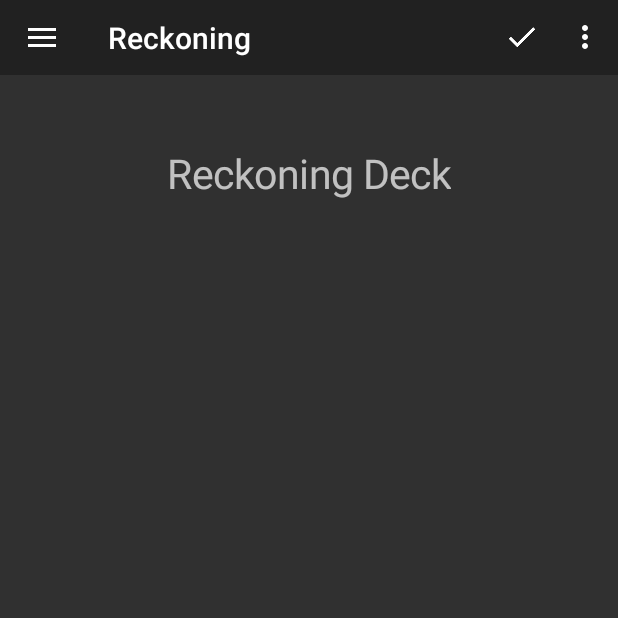
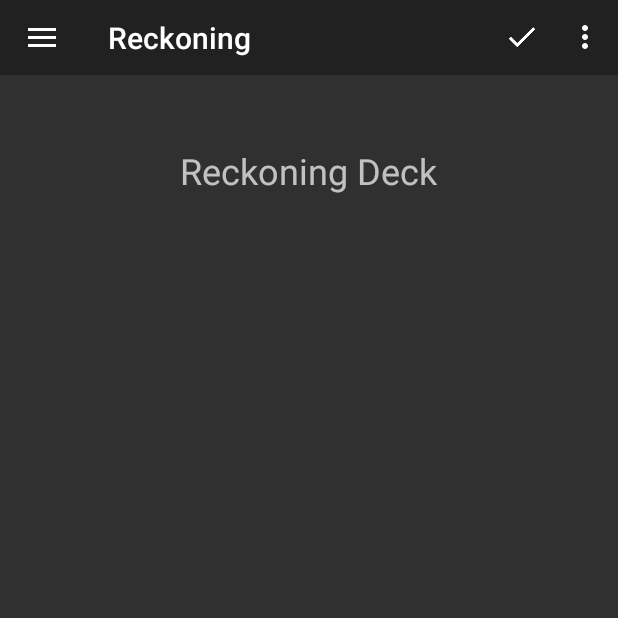
Before and after one commit to zingkg/arkham-horror-assistant, an Android app: the screen it shows after launch (MainActivity), after a tap on "Reckoning", on a phone screen of 412 x 824 dp, the top half of it. Run offline under Robolectric (Android 15) with nearby library versions, the phone set to English and light mode, and no system bars; 2 other taps on this screen came first.

Commit message:
Added additional text sizes as separate dimens xml files.

```diff
--- a/app/build.gradle
+++ b/app/build.gradle
@@ -8,8 +8,8 @@ android {
         applicationId "com.zingkg.arkhamhorrorassistant"
         minSdkVersion 16
         targetSdkVersion 24
-        versionCode 12
-        versionName "0.12"
+        versionCode 13
+        versionName "0.13"
     }
     buildTypes {
         release {
--- a/app/src/main/java/com/zingkg/arkhamhorrorassistant/app/fragments/CultEncounterFragment.java
+++ b/app/src/main/java/com/zingkg/arkhamhorrorassistant/app/fragments/CultEncounterFragment.java
@@ -38,20 +38,19 @@ public class CultEncounterFragment extends DeckFragment {
             getArguments().getString("entry", ""),
             getArguments().getString("expansionSet", "")
         );
-        TextView titleView = (TextView) view.findViewById(R.id.cult_encounter_title);
         if (card.lore.isEmpty() && card.entry.isEmpty()) {
             view.findViewById(R.id.cult_encounter_title_divider).setVisibility(View.INVISIBLE);
-            titleView.setTextSize(getTitleDimensionPixelSize());
         } else {
-            TextView loreText = (TextView) view.findViewById(R.id.cult_encounter_lore);
-            TextView entryText = (TextView) view.findViewById(R.id.cult_encounter_entry);
-            final float textSize = calculateCardTextSize(getScreenLength());
-            loreText.setText(Html.fromHtml(card.lore));
-            loreText.setTextSize(textSize);
-            entryText.setText(Html.fromHtml(card.entry));
-            entryText.setTextSize(textSize);
+            ((TextView) view.findViewById(R.id.cult_encounter_lore)).setText(
+                Html.fromHtml(card.lore)
+            );
+            ((TextView) view.findViewById(R.id.cult_encounter_entry)).setText(
+                Html.fromHtml(card.entry)
+            );
         }
-        titleView.setText(Html.fromHtml(card.title));
+        ((TextView) view.findViewById(R.id.cult_encounter_title)).setText(
+            Html.fromHtml(card.title)
+        );
     }
 
     @Override
--- a/app/src/main/java/com/zingkg/arkhamhorrorassistant/app/fragments/DeckFragment.java
+++ b/app/src/main/java/com/zingkg/arkhamhorrorassistant/app/fragments/DeckFragment.java
@@ -2,6 +2,7 @@ package com.zingkg.arkhamhorrorassistant.app.fragments;
 
 import android.app.Activity;
 import android.content.Context;
+import android.content.res.Resources;
 import android.graphics.Point;
 import android.support.v4.app.Fragment;
 import android.view.MenuItem;
@@ -28,18 +29,9 @@ public abstract class DeckFragment extends Fragment {
         mCallbacks = castDeckCallbacks(context);
     }
 
-    protected int getTitleDimensionPixelSize() {
-        return getResources().getDimensionPixelSize(R.dimen.title);
-    }
-
-    protected int getScreenLength() {
-        Point point = new Point();
-        getActivity().getWindowManager().getDefaultDisplay().getSize(point);
-        return point.y;
-    }
-
-    protected float calculateCardTextSize(int length) {
-        return length / 60F;
+    protected float getTitleDimensionPixelSize() {
+        Resources resources = getResources();
+        return resources.getDimension(R.dimen.title) / resources.getDisplayMetrics().density;
     }
 
     public interface DeckCallbacks {
--- a/app/src/main/java/com/zingkg/arkhamhorrorassistant/app/fragments/InnsmouthLookFragment.java
+++ b/app/src/main/java/com/zingkg/arkhamhorrorassistant/app/fragments/InnsmouthLookFragment.java
@@ -43,11 +43,7 @@ public class InnsmouthLookFragment extends DeckFragment {
             loreView.setTextSize(getTitleDimensionPixelSize());
             view.findViewById(R.id.innsmouth_divider).setVisibility(View.INVISIBLE);
         } else {
-            TextView entryText = (TextView) view.findViewById(R.id.innsmouth_entry);
-            final float textSize = calculateCardTextSize(getScreenLength());
-            loreView.setTextSize(textSize);
-            entryText.setTextSize(textSize);
-            entryText.setText(Html.fromHtml(card.entry));
+            ((TextView) view.findViewById(R.id.innsmouth_entry)).setText(Html.fromHtml(card.entry));
         }
         loreView.setText(Html.fromHtml(card.lore));
     }
--- a/app/src/main/java/com/zingkg/arkhamhorrorassistant/app/fragments/ReckoningFragment.java
+++ b/app/src/main/java/com/zingkg/arkhamhorrorassistant/app/fragments/ReckoningFragment.java
@@ -39,19 +39,15 @@ public class ReckoningFragment extends DeckFragment {
             getArguments().getString("entry", ""),
             getArguments().getString("expansionSet", "")
         );
-        TextView titleView = (TextView) view.findViewById(R.id.reckoning_title);
         if (card.entry.isEmpty()) {
-            titleView.setTextSize(getTitleDimensionPixelSize());
             ((LinearLayout) view.findViewById(R.id.reckoning_layout)).setGravity(
                 Gravity.CENTER_HORIZONTAL
             );
             view.findViewById(R.id.reckoning_divider).setVisibility(View.INVISIBLE);
         } else {
-            TextView entryText = (TextView) view.findViewById(R.id.reckoning_entry);
-            entryText.setText(Html.fromHtml(card.entry));
-            entryText.setTextSize(calculateCardTextSize(getScreenLength()));
+            ((TextView) view.findViewById(R.id.reckoning_entry)).setText(Html.fromHtml(card.entry));
         }
-        titleView.setText(Html.fromHtml(card.title));
+        ((TextView) view.findViewById(R.id.reckoning_title)).setText(Html.fromHtml(card.title));
     }
 
     @Override
--- a/app/src/main/res/layout/fragment_cult_encounter.xml
+++ b/app/src/main/res/layout/fragment_cult_encounter.xml
@@ -23,12 +23,14 @@
         android:layout_height="1dip" />
 
     <TextView android:id="@+id/cult_encounter_lore"
+        android:textSize="@dimen/card"
         android:padding="5dp"
         android:layout_margin="10dp"
         android:layout_width="wrap_content"
         android:layout_height="wrap_content" />
 
     <TextView android:id="@+id/cult_encounter_entry"
+        android:textSize="@dimen/card"
         android:padding="5dp"
         android:layout_margin="10dp"
         android:layout_width="wrap_content"
--- a/app/src/main/res/layout/fragment_exhibit_encounter.xml
+++ b/app/src/main/res/layout/fragment_exhibit_encounter.xml
@@ -22,6 +22,7 @@
 
     <TextView android:id="@+id/exhibit_encounter_entry"
         android:padding="5dp"
+        android:textSize="@dimen/card"
         android:layout_margin="10dp"
         android:layout_width="wrap_content"
         android:layout_height="wrap_content" />
@@ -35,6 +36,7 @@
 
     <TextView android:id="@+id/exhibit_encounter_location"
         android:padding="5dp"
+        android:textSize="@dimen/card"
         android:layout_margin="10dp"
         android:layout_width="wrap_content"
         android:layout_height="wrap_content" />
--- a/app/src/main/res/layout/fragment_innsmouth.xml
+++ b/app/src/main/res/layout/fragment_innsmouth.xml
@@ -10,6 +10,7 @@
 
     <TextView android:id="@+id/innsmouth_lore"
         android:padding="5dp"
+        android:textSize="@dimen/card"
         android:layout_margin="5dp"
         android:layout_height="wrap_content"
         android:layout_width="wrap_content" />
@@ -23,6 +24,7 @@
 
     <TextView android:id="@+id/innsmouth_entry"
         android:padding="5dp"
+        android:textSize="@dimen/card"
         android:layout_margin="5dp"
         android:layout_height="wrap_content"
         android:layout_width="wrap_content" />
--- a/app/src/main/res/layout/fragment_reckoning.xml
+++ b/app/src/main/res/layout/fragment_reckoning.xml
@@ -22,6 +22,7 @@
         android:layout_height="1dip" />
 
     <TextView android:id="@+id/reckoning_entry"
+        android:textSize="@dimen/card"
         android:padding="5dp"
         android:layout_margin="10dp"
         android:layout_height="wrap_content"
--- /dev/null
+++ b/app/src/main/res/values-sw600dp/dimens.xml
@@ -0,0 +1,6 @@
+<?xml version="1.0" encoding="utf-8"?>
+<resources>
+    <dimen name="navigation_drawer_width">320dp</dimen>
+    <dimen name="title">48sp</dimen>
+    <dimen name="card">36sp</dimen>
+</resources>
--- a/app/src/main/res/values-w820dp/dimens.xml
+++ /dev/null
@@ -1,6 +0,0 @@
-<resources>
-    <!-- Example customization of dimensions originally defined in res/values/dimens.xml
-         (such as screen margins) for screens with more than 820dp of available width. This
-         would include 7" and 10" devices in landscape (~960dp and ~1280dp respectively). -->
-    <dimen name="activity_horizontal_margin">64dp</dimen>
-</resources>
--- a/app/src/main/res/values/dimens.xml
+++ b/app/src/main/res/values/dimens.xml
@@ -12,5 +12,6 @@
 
     <dimen name="spacing">4dp</dimen>
 
-    <dimen name="title">18sp</dimen>
+    <dimen name="title">24sp</dimen>
+    <dimen name="card">16sp</dimen>
 </resources>
```
Also changed, not shown: app/src/main/java/com/zingkg/arkhamhorrorassistant/app/fragments/ExhibitEncounterFragment.java (+9 -10 lines).
